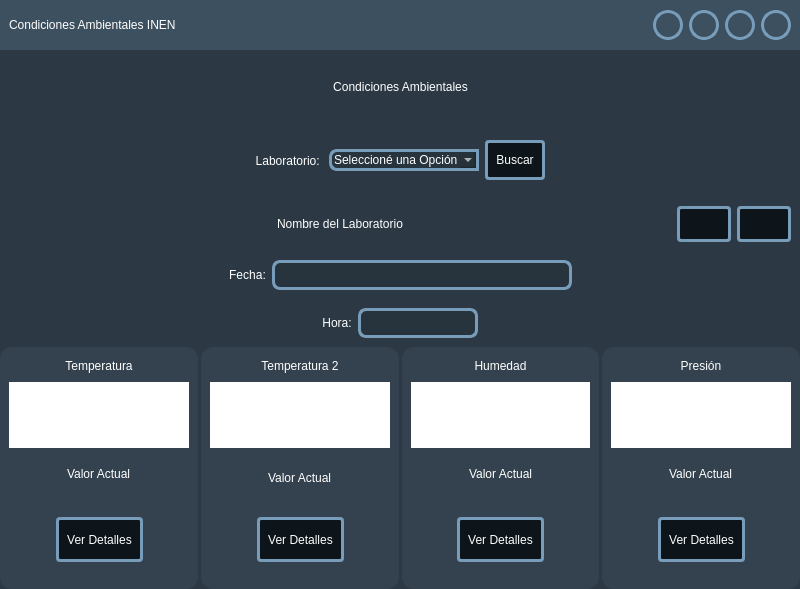
The window that interfazinen2.ui (dario-1/interfazINENg) describes before a commit, drawn with Qt 5.
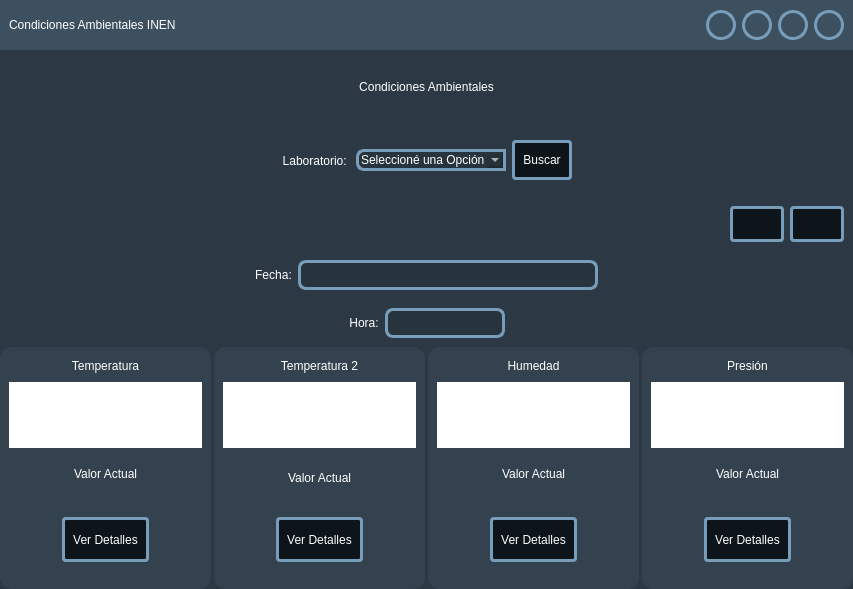
The same window after the commit. Icons and pictures are not drawn.

Diff of the .ui file:
```diff
--- a/interfazinen2.ui
+++ b/interfazinen2.ui
@@ -6,7 +6,7 @@
    <rect>
     <x>0</x>
     <y>0</y>
-    <width>800</width>
+    <width>853</width>
     <height>589</height>
    </rect>
   </property>
@@ -561,6 +561,9 @@
           </property>
           <item>
            <widget class="QFrame" name="frame_5">
+            <property name="styleSheet">
+             <string notr="true">font: 87 18pt &quot;Arial Black&quot;;</string>
+            </property>
             <property name="frameShape">
              <enum>QFrame::StyledPanel</enum>
             </property>
@@ -597,7 +600,10 @@
 color: rgb(255, 255, 255);</string>
                </property>
                <property name="text">
-                <string>Nombre del Laboratorio</string>
+                <string/>
+               </property>
+               <property name="alignment">
+                <set>Qt::AlignCenter</set>
                </property>
               </widget>
              </item>
@@ -1104,6 +1110,9 @@
                           <bold>false</bold>
                          </font>
                         </property>
+                        <property name="layoutDirection">
+                         <enum>Qt::LeftToRight</enum>
+                        </property>
                         <property name="text">
                          <string>Ver Detalles</string>
                         </property>
@@ -1627,6 +1636,12 @@
                    </item>
                    <item>
                     <widget class="QFrame" name="frame_20">
+                     <property name="minimumSize">
+                      <size>
+                       <width>0</width>
+                       <height>0</height>
+                      </size>
+                     </property>
                      <property name="styleSheet">
                       <string notr="true">background-color: rgb(255, 255, 255);</string>
                      </property>
@@ -1637,6 +1652,9 @@
                       <enum>QFrame::Raised</enum>
                      </property>
                      <layout class="QVBoxLayout" name="verticalLayout_17">
+                      <property name="spacing">
+                       <number>0</number>
+                      </property>
                       <property name="leftMargin">
                        <number>0</number>
                       </property>
```
Left out of the diff: 2 changed lines with no effect on the pictures.
